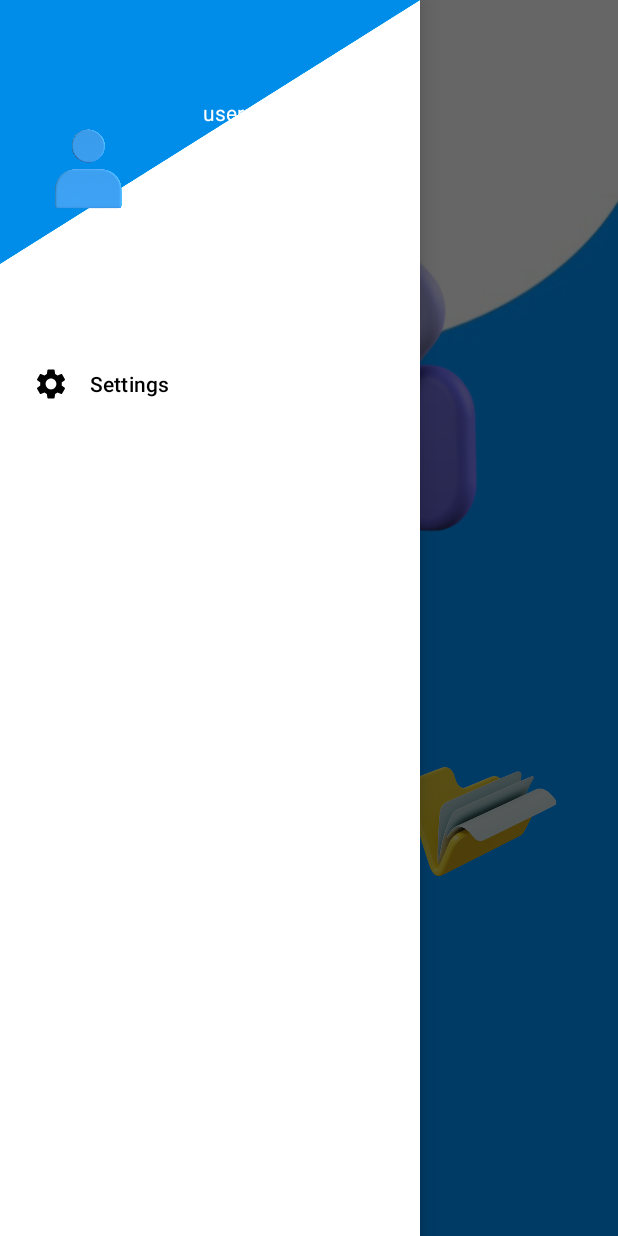
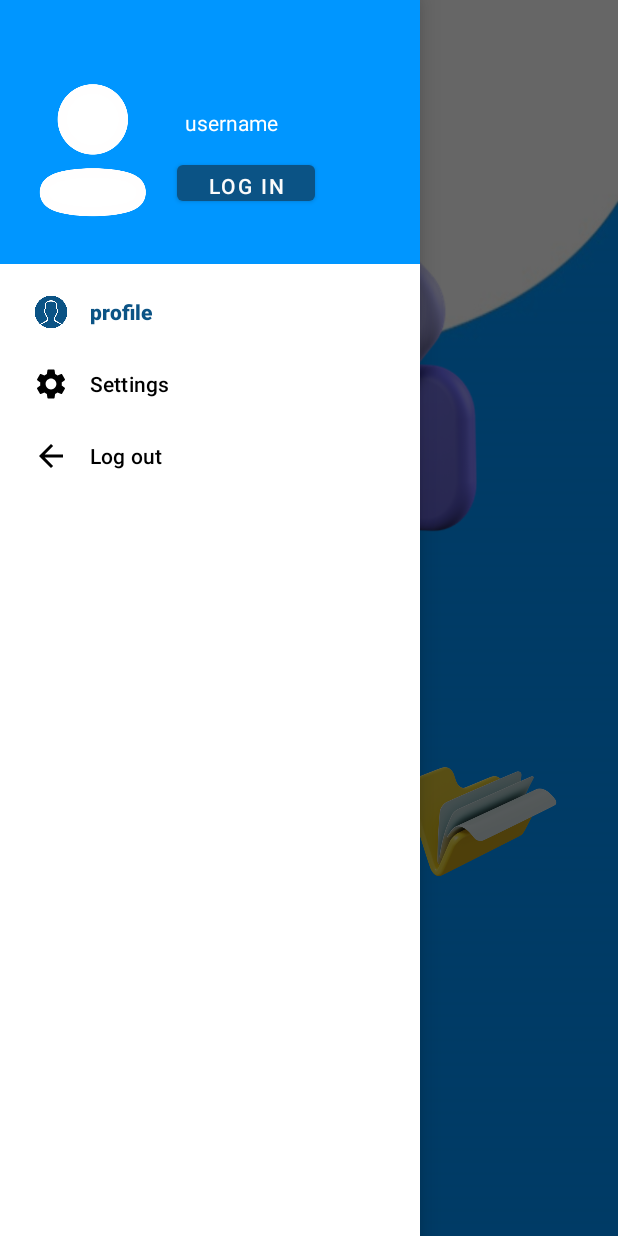
Before and after one commit to The-5D-s/Color-Harmony, an Android app: the screen it shows after launch (MainActivity), with the side drawer open, on a phone screen of 412 x 824 dp. Run offline under Robolectric (Android 15) with nearby library versions, the phone set to English and light mode, and no system bars; our stand-ins replace navigation-ui, sdp/ssp sizes; libraries missing offline, so code that uses them is left out: com.amplifyframework, com.amplifyframework.api, com.amplifyframework.auth, com.amplifyframework.core, com.amplifyframework.datastore and 1 more; Roboto replaces fonts that are not available here; 5 statements that could not run were skipped.

Commit message:
done day 3

```diff
--- a/app/src/main/res/layout/activity_settings.xml
+++ b/app/src/main/res/layout/activity_settings.xml
@@ -78,7 +78,7 @@
         app:layout_constraintVertical_bias="0.73" />
 
     <TextView
-        android:id="@+id/textView"
+        android:id="@+id/email"
         android:layout_width="89dp"
         android:layout_height="30dp"
         android:text="Name"
--- a/app/src/main/res/layout/nav_header_main2.xml
+++ b/app/src/main/res/layout/nav_header_main2.xml
@@ -1,44 +1,58 @@
 <?xml version="1.0" encoding="utf-8"?>
-<LinearLayout xmlns:android="http://schemas.android.com/apk/res/android"
+<androidx.constraintlayout.widget.ConstraintLayout xmlns:android="http://schemas.android.com/apk/res/android"
     xmlns:app="http://schemas.android.com/apk/res-auto"
+    xmlns:tools="http://schemas.android.com/tools"
     android:layout_width="match_parent"
     android:layout_height="@dimen/nav_header_height"
-    android:background="@drawable/hdr"
-    android:gravity="bottom"
+
+    android:background="#0096FF"
     android:orientation="horizontal"
     android:theme="@style/ThemeOverlay.AppCompat.Dark">
 
+    <TextView
+        android:id="@+id/username"
+        android:layout_width="96dp"
+
+        android:layout_height="32dp"
+        android:layout_marginStart="8dp"
+        android:shadowColor="#605A5A"
+        android:text="username"
+        android:textAlignment="textStart"
+        android:textAppearance="@style/TextAppearance.AppCompat.Body1"
+        android:textColor="#FFFFFF"
+        app:layout_constraintBottom_toBottomOf="parent"
+        app:layout_constraintStart_toEndOf="@+id/imageView3"
+        app:layout_constraintTop_toTopOf="parent" />
+
     <ImageView
-        android:id="@+id/imageView"
-        android:layout_width="@dimen/_70sdp"
-        android:layout_height="93dp"
-        android:layout_marginLeft="@dimen/_10sdp"
-        android:layout_marginBottom="@dimen/_15sdp"
-        android:background="#00FFFEFE"
-        android:backgroundTint="#00E8C4C4"
-        android:backgroundTintMode="add"
-        android:contentDescription="@string/nav_header_desc"
-        android:paddingTop="@dimen/nav_header_vertical_spacing"
-        app:srcCompat="@drawable/userrr" />
+        android:id="@+id/imageView3"
+        android:layout_width="103dp"
+        android:layout_height="102dp"
+        android:layout_marginStart="12dp"
+        app:layout_constraintBottom_toBottomOf="parent"
+        app:layout_constraintStart_toStartOf="parent"
+        app:layout_constraintTop_toTopOf="parent"
+        app:layout_constraintVertical_bias="0.662"
+        app:srcCompat="@drawable/ppp" />
 
-    <TextView
-        android:layout_width="96dp"
-        android:layout_height="32dp"
-        android:layout_marginLeft="@dimen/_10sdp"
-        android:layout_marginBottom="@dimen/_30sdp"
+    <Button
+        android:id="@+id/button4"
+        android:layout_width="92dp"
+        android:layout_height="36dp"
+        android:layout_marginBottom="4dp"
+        android:onClick="login"
+        android:text="Log In"
+        android:textColor="#FBFBFB"
+        android:textColorHighlight="#FFFFFF"
+        android:textColorHint="#FFFFFF"
+        android:textColorLink="#FFFFFF"
+        app:layout_constraintBottom_toBottomOf="parent"
+        app:layout_constraintEnd_toEndOf="parent"
+        app:layout_constraintHorizontal_bias="0.039"
+        app:layout_constraintStart_toEndOf="@+id/imageView3"
+        app:layout_constraintTop_toBottomOf="@+id/username"
+        app:layout_constraintVertical_bias="0.0"
+        app:rippleColor="#E8D5D5"
+        app:strokeColor="#C8A7A7" />
 
-        android:text="username"
-        android:textAlignment="center"
-        android:textAppearance="@style/TextAppearance.AppCompat.Body1"
-        android:textColor="#FFFFFF" />
-
-    <TextView
-        android:id="@+id/textView"
-        android:layout_width="71dp"
-        android:layout_height="30dp"
-        android:layout_marginLeft="@dimen/_2sdp"
-        android:layout_marginBottom="@dimen/_10sdp"
-        android:text="email"
-        android:textAlignment="center"
-        android:textColor="#FFFFFF" />
-</LinearLayout>
+</androidx.constraintlayout.widget.ConstraintLayout>
--- a/app/src/main/res/menu/activity_main2_drawer.xml
+++ b/app/src/main/res/menu/activity_main2_drawer.xml
@@ -8,12 +8,19 @@
             android:id="@+id/nav_home"
             android:title="profile"
             android:onClick="openProfile"
-            android:icon="@drawable/ic_baseline_account_circle_24"/>
+            android:textColor="#000000"
+            android:icon="@drawable/profile"/>
         <item
             android:id="@+id/nav_gallery"
             android:title="Settings"
             android:onClick="openSettings"
             android:icon="@drawable/ic_baseline_settings_24"/>
+        <item
+            android:id="@+id/logout"
+            android:title="Log out"
+            android:onClick="signout"
+            android:icon="?attr/actionModeCloseDrawable"/>
+
 
     </group>
 </menu>
--- a/app/src/main/res/values/themes.xml
+++ b/app/src/main/res/values/themes.xml
@@ -2,7 +2,7 @@
     <!-- Base application theme. -->
     <style name="Theme.Light" parent="Theme.MaterialComponents.DayNight.NoActionBar">
         <!-- Primary brand color. -->
-        <item name="colorPrimary">#FFFFFF</item>
+        <item name="colorPrimary">#0B5385</item>
         <item name="colorPrimaryVariant">@color/purple_700</item>
         <item name="colorOnPrimary">#03DAC5</item>
         <!-- Secondary brand color. -->
```
Also changed, not shown: app/src/main/AndroidManifest.xml (+12 -1 lines), app/src/main/java/com/example/color_harmony/MainActivity.java (+92 -29 lines), app/src/main/java/com/example/color_harmony/PaletteAdapter.java (+22 -0 lines), app/src/main/java/com/example/color_harmony/PaletteGenerator.java (+20 -16 lines), app/src/main/res/drawable/ppp.png (added), app/src/main/res/drawable/profile.png (added).
